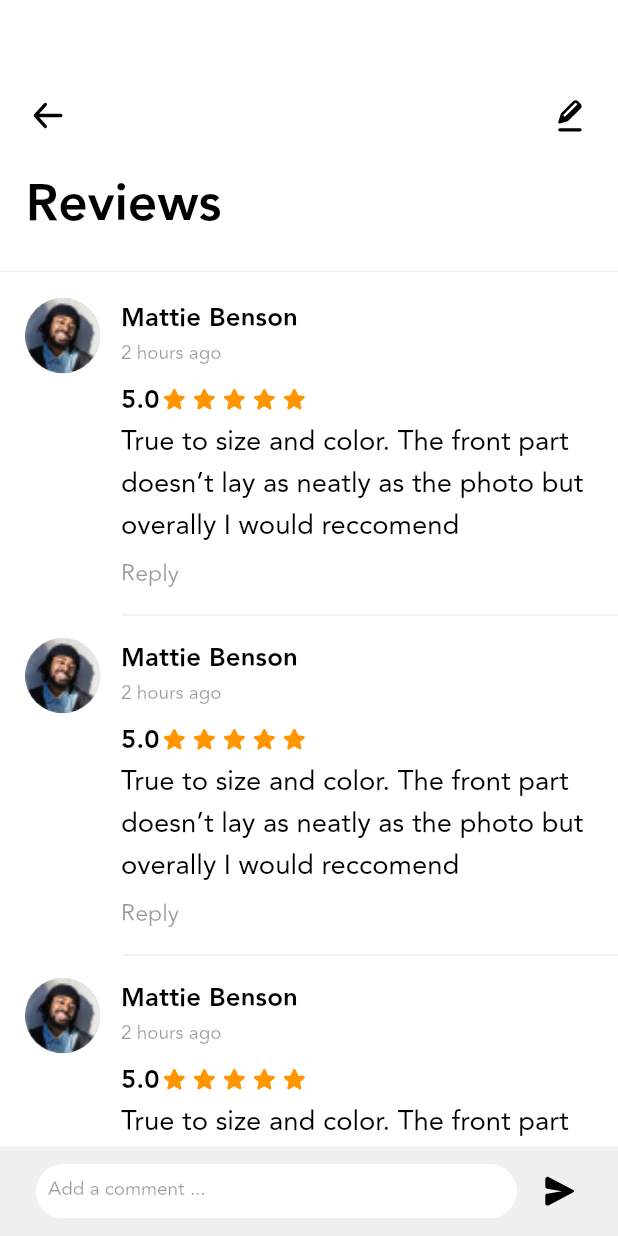
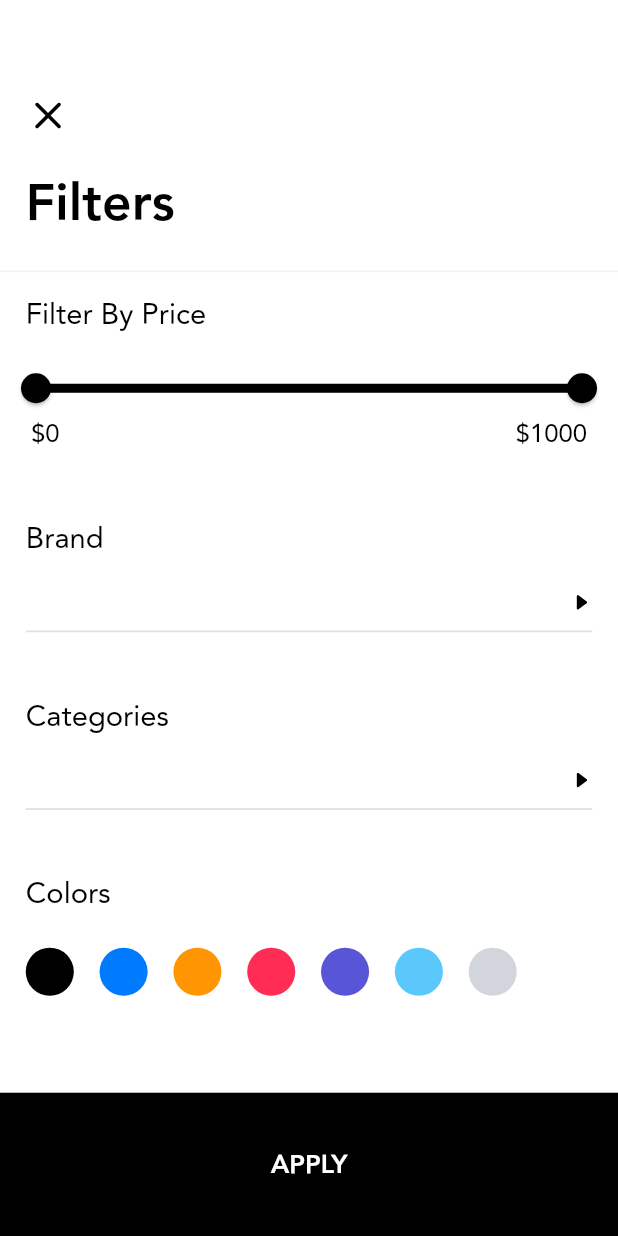
Before and after one commit to Abdullah-Arab10/Loza-Mobile, a Flutter app: the screen it shows after launch, on a phone screen of 412 x 824 dp. Run offline on Flutter 3.47's test engine with Material 2 defaults, Android fonts, the phone set to English and light mode, and no system bars; our stand-ins replace dartz, dio, email_validator, flutter_screenutil, flutter_svg, freezed_annotation and 5 more; generated files the repository leaves out were written again.

Commit message:
filters_design_branch

```diff
--- a/loza_mobile/lib/app/app.dart
+++ b/loza_mobile/lib/app/app.dart
@@ -28,7 +28,7 @@ class _MyAppState extends State<MyApp> {
         return MaterialApp(
           debugShowCheckedModeBanner: false,
           onGenerateRoute: RouteGenerator.getRoute,
-          initialRoute: Routes.reviewRoute,
+          initialRoute: Routes.filtersRoute,
           theme: getApplicationTheme(),
         );
       },
--- a/loza_mobile/lib/presentation/common/widgets/loza_button_widget.dart
+++ b/loza_mobile/lib/presentation/common/widgets/loza_button_widget.dart
@@ -25,7 +25,9 @@ class LoZaButtonWidget extends StatelessWidget {
     return ElevatedButton(
       onPressed: onPressed,
       style: ElevatedButton.styleFrom(
-
+        shape: const ContinuousRectangleBorder(
+          borderRadius: BorderRadius.zero
+        ),
         backgroundColor: color ?? ColorManager.black,
       ),
       child: Text(
--- /dev/null
+++ b/loza_mobile/lib/presentation/common/widgets/loza_field_of_options_widget.dart
@@ -0,0 +1,95 @@
+import 'package:flutter/material.dart';
+import 'package:flutter_screenutil/flutter_screenutil.dart';
+import 'package:flutter_svg/flutter_svg.dart';
+import 'package:loza_mobile/presentation/common/widgets/loza_separator_widget.dart';
+import 'package:loza_mobile/presentation/resources/assets_manager.dart';
+import 'package:loza_mobile/presentation/resources/colors_manager.dart';
+import 'package:loza_mobile/presentation/resources/constants.dart';
+import 'package:loza_mobile/presentation/resources/font_manager.dart';
+import 'package:loza_mobile/presentation/resources/styles_manager.dart';
+import 'package:loza_mobile/presentation/resources/values_manager.dart';
+
+class LoZaFieldOfOptionsWidget extends StatelessWidget {
+
+  final String text;
+  final List<String> items;
+  final GestureTapCallback onTap;
+
+  const LoZaFieldOfOptionsWidget({
+    Key? key,
+    required this.text,
+    required this.items,
+    required this.onTap,
+
+  }) : super(key: key);
+
+  @override
+  Widget build(BuildContext context) {
+    return Padding(
+      padding: EdgeInsetsDirectional.only(
+        start: AppSize.s15.w,
+        end: AppSize.s15.w,
+      ),
+      child: Column(
+        crossAxisAlignment: CrossAxisAlignment.start,
+        children: [
+          Text(
+            text,
+            style: getRegularStyle(
+                color: ColorManager.black, fontSize: FontSize.fs17.sp),
+          ),
+          SizedBox(
+            height: MediaQuery.of(context).size.height / AppSize.s40,
+          ),
+          Row(
+            mainAxisAlignment: MainAxisAlignment.spaceBetween,
+            crossAxisAlignment: CrossAxisAlignment.center,
+            children: [
+              Expanded(
+                child: Wrap(
+                  children: items
+                      .map(
+                        (e) => Padding(
+                      padding: EdgeInsetsDirectional.only(
+                        end: AppSize.s15.w,
+                        //top: AppSize.s15.w,
+                      ),
+                      child: Container(
+                          decoration:
+                          BoxDecoration(color: ColorManager.black),
+                          padding: EdgeInsetsDirectional.only(
+                            start: AppSize.s16.w,
+                            end: AppSize.s16.w,
+                          ),
+                          child: Text(
+                            e,
+                            style: getHeavyStyle(
+                                color: ColorManager.white,
+                                fontSize: FontSize.fs13.sp),
+                          )),
+                    ),
+                  )
+                      .toList(),
+                ),
+              ),
+              InkWell(
+                onTap: onTap,
+                child: SvgPicture.asset(
+                  ImageAssets.arrow,
+                  width: AppSize.s12.w,
+                  height: AppSize.s12.w,
+                ),
+              ),
+            ],
+          ),
+          SizedBox(
+            height: MediaQuery.of(context).size.height / AppSize.s70,
+          ),
+          LoZaSeparatorWidget(
+            color: ColorManager.black.withAlpha(AppConstants.withAlpha2),
+          ),
+        ],
+      ),
+    );
+  }
+}
--- a/loza_mobile/lib/presentation/common/widgets/loza_separator_widget.dart
+++ b/loza_mobile/lib/presentation/common/widgets/loza_separator_widget.dart
@@ -4,14 +4,20 @@ import 'package:loza_mobile/presentation/resources/colors_manager.dart';
 import 'package:loza_mobile/presentation/resources/values_manager.dart';
 
 class LoZaSeparatorWidget extends StatelessWidget {
-  const LoZaSeparatorWidget({Key? key}) : super(key: key);
+
+  final Color? color;
+
+  const LoZaSeparatorWidget({
+    Key? key,
+    this.color,
+  }) : super(key: key);
 
   @override
   Widget build(BuildContext context) {
     return Container(
       width: double.infinity,
       height: AppSize.s1.h,
-      color: ColorManager.veryLightGrey,
+      color: color ?? ColorManager.veryLightGrey,
     );
   }
 }
--- /dev/null
+++ b/loza_mobile/lib/presentation/filters/view/filters_view.dart
@@ -0,0 +1,249 @@
+import 'package:flutter/material.dart';
+import 'package:flutter_screenutil/flutter_screenutil.dart';
+import 'package:flutter_svg/flutter_svg.dart';
+import 'package:loza_mobile/presentation/common/widgets/loza_button_widget.dart';
+import 'package:loza_mobile/presentation/common/widgets/loza_field_of_options_widget.dart';
+import 'package:loza_mobile/presentation/common/widgets/loza_separator_widget.dart';
+import 'package:loza_mobile/presentation/filters/viewmodel/filters_viewmodel.dart';
+import 'package:loza_mobile/presentation/resources/assets_manager.dart';
+import 'package:loza_mobile/presentation/resources/colors_manager.dart';
+import 'package:loza_mobile/presentation/resources/constants.dart';
+import 'package:loza_mobile/presentation/resources/font_manager.dart';
+import 'package:loza_mobile/presentation/resources/strings_manager.dart';
+import 'package:loza_mobile/presentation/resources/styles_manager.dart';
+import 'package:loza_mobile/presentation/resources/values_manager.dart';
+
+class FiltersView extends StatefulWidget {
+  const FiltersView({Key? key}) : super(key: key);
+
+  @override
+  State<FiltersView> createState() => _FiltersViewState();
+}
+
+class _FiltersViewState extends State<FiltersView> {
+  final FiltersViewModel _viewModel = FiltersViewModel();
+
+
+
+  _bind() {
+    _viewModel.start();
+  }
+
+  @override
+  void initState() {
+    _bind();
+    super.initState();
+  }
+
+  @override
+  Widget build(BuildContext context) {
+    return Scaffold(
+      backgroundColor: ColorManager.white,
+      body: _getContentWidget(),
+    );
+  }
+
+  Widget _getContentWidget() {
+
+    return Padding(
+        padding: EdgeInsetsDirectional.only(
+          top: AppPadding.p52.h,
+        ),
+        child: Column(crossAxisAlignment: CrossAxisAlignment.start, children: [
+          Padding(
+            padding: EdgeInsetsDirectional.only(
+                start: AppPadding.p15.w,
+                end: AppPadding.p15.w,
+                bottom: AppPadding.p15.h),
+            child: SvgPicture.asset(
+              ImageAssets.close,
+              width: AppSize.s26.w,
+              height: AppSize.s26.w,
+            ),
+          ),
+          Padding(
+            padding: EdgeInsetsDirectional.only(
+              start: AppPadding.p15.w,
+            ),
+            child: Text(
+              AppStrings.filters,
+              style: Theme.of(context).textTheme.displaySmall,
+            ),
+          ),
+          SizedBox(
+            height: MediaQuery.of(context).size.height / AppSize.s50,
+          ),
+          const LoZaSeparatorWidget(),
+          SizedBox(
+            height: MediaQuery.of(context).size.height / AppSize.s60,
+          ),
+          Padding(
+            padding: EdgeInsetsDirectional.only(
+              start: AppPadding.p15.w,
+            ),
+            child: Text(
+              AppStrings.filterByPrice,
+              style: getRegularStyle(
+                  color: ColorManager.black, fontSize: FontSize.fs17.sp),
+            ),
+          ),
+          SizedBox(
+            height: MediaQuery.of(context).size.height / AppSize.s50,
+          ),
+          StreamBuilder(
+            stream: _viewModel.outPutRangeValue,
+            builder: (context, snapshot) {
+              var rangeValue = snapshot.data;
+              if (rangeValue != null) {
+                return Column(
+                children: [
+                  SizedBox(
+                    height: AppSize.s30.w,
+                    child: RangeSlider(
+                        values: rangeValue,
+                        min: FiltersViewModel.min,
+                        max: FiltersViewModel.max,
+                        onChanged: (rangeVal) {
+                          _viewModel.onRangeChange(rangeVal);
+                        }),
+                  ),
+                  Padding(
+                    padding: EdgeInsetsDirectional.only(
+                      start: AppPadding.p18.w,
+                      end: AppPadding.p18.w,
+                    ),
+                    child: Row(
+                      mainAxisAlignment: MainAxisAlignment.spaceBetween,
+                      children: [
+                        Text(
+                          '\$${rangeValue.start.round()}',
+                          style: getRegularStyle(
+                  color: ColorManager.black, fontSize: FontSize.fs15.sp),
+                        ),
+                        Text(
+                          '\$${rangeValue.end.round()}',
+                          style: getRegularStyle(
+                  color: ColorManager.black, fontSize: FontSize.fs15.sp),
+                        ),
+                      ],
+                    ),
+                  ),
+                ],
+              );
+              } else {
+                return Container();
+              }
+            },
+          ),
+          SizedBox(
+            height: MediaQuery.of(context).size.height / AppSize.s20,
+          ),
+          StreamBuilder(
+            stream: _viewModel.outPutSelectedBrands,
+            builder: (context, snapshot) {
+              var selectedBrands = snapshot.data;
+              if (selectedBrands != null) {
+                return LoZaFieldOfOptionsWidget(
+                    text: AppStrings.brand,
+                    items: selectedBrands,
+                    onTap: (){
+                      _viewModel.showSelectedBrand(context, _viewModel.brands);
+                    }
+                );
+              } else {
+                return Container();
+              }
+            },
+          ),
+          SizedBox(
+            height: MediaQuery.of(context).size.height / AppSize.s20,
+          ),
+          StreamBuilder(
+            stream: _viewModel.outPutSelectedCategories,
+            builder: (context, snapshot) {
+              var selectedCategories = snapshot.data;
+              if (selectedCategories != null) {
+                return LoZaFieldOfOptionsWidget(
+                    text: AppStrings.categories,
+                    items: selectedCategories,
+                    onTap: (){
+                      _viewModel.showSelectedCategories(context, _viewModel.categories);
+                    }
+                );
+              } else {
+                return Container();
+              }
+            },
+          ),
+          SizedBox(
+            height: MediaQuery.of(context).size.height / AppSize.s20,
+          ),
+          Padding(
+            padding: EdgeInsetsDirectional.only(
+              start: AppSize.s15.w,
+            ),
+            child: Text(
+              AppStrings.colors,
+              style: getRegularStyle(
+                  color: ColorManager.black, fontSize: FontSize.fs17.sp),
+            ),
+          ),
+          SizedBox(
+            height: MediaQuery.of(context).size.height / AppSize.s40,
+          ),
+          StreamBuilder(
+            stream: _viewModel.outPutSelectedColor,
+            builder: (context, snapshot) {
+              return Row(
+                children: List.generate(AppConstants.circleAvatarCount, (index) {
+                  return Padding(
+                    padding: EdgeInsetsDirectional.only(
+                      start: AppSize.s15.w,
+                  ),
+                    child: Stack(
+                      alignment: Alignment.center,
+                      children : [
+                        InkWell(
+                          onTap: (){
+                            _viewModel.changeColor(index);
+                          },
+                          child: CircleAvatar(
+                            radius: AppSize.s14.w,
+                            backgroundColor: _viewModel.colors[index],
+                          ),
+                        ),
+                        _viewModel.isSelected == index ? SvgPicture.asset(
+                          ImageAssets.hollowCircle,
+                          width: AppSize.s35.w,
+                          height:  AppSize.s35.w,
+                        ) : const SizedBox(),
+                      ],
+                    ),
+                  );
+                }),
+              );
+            }
+          ),
+          Expanded(
+            child: Align(
+              alignment: Alignment.bottomCenter,
+              child: SizedBox(
+                width: double.infinity,
+                height: AppSize.s80.h,
+                child: LoZaButtonWidget(
+                  text: AppStrings.apply,
+                  toUpperCase: true,
+                  onPressed: (){},
+                ),
+              ),
+            ),
+          ),
+        ]));
+  }
+
+  @override
+  void dispose() {
+    _viewModel.dispose();
+    super.dispose();
+  }
+}
--- /dev/null
+++ b/loza_mobile/lib/presentation/filters/viewmodel/filters_viewmodel.dart
@@ -0,0 +1,168 @@
+import 'dart:async';
+import 'package:flutter/material.dart';
+import 'package:loza_mobile/presentation/base/base_view_model.dart';
+import 'package:loza_mobile/presentation/filters/view/multi_select_view.dart';
+import 'package:loza_mobile/presentation/resources/colors_manager.dart';
+import 'package:loza_mobile/presentation/resources/strings_manager.dart';
+
+class FiltersViewModel extends BaseViewModel with FiltersViewModelInputs, FiltersViewModelOutputs{
+
+  final StreamController _rangeValuesStreamController = StreamController<RangeValues>();
+  final StreamController _selectedBrandsStreamController =  StreamController<List<String>>();
+  final StreamController _selectedCategoriesStreamController =  StreamController<List<String>>();
+  final StreamController _selectedColorStreamController =  StreamController<int>();
+
+  static const double min = 0;
+  static const double max = 1000;
+
+  RangeValues rangeValues = const RangeValues(min, max);
+
+  final List<String> brands = ['Hooker', 'Aspen'];
+
+  int isSelected = -1;
+
+  final List<String> categories = [
+    AppStrings.decoration,
+    AppStrings.ceiling,
+    AppStrings.floor,
+    AppStrings.furniture,
+    AppStrings.lamps,
+    AppStrings.wooden,
+  ];
+
+  List<String> selectedBrands = [];
+
+  List<String> selectedCategories = [];
+
+  List<Color> colors = [
+    ColorManager.black,
+    ColorManager.blue,
+    ColorManager.orange,
+    ColorManager.red,
+    ColorManager.moderateBlue,
+    ColorManager.softBlue,
+    ColorManager.lightGrey
+  ];
+
+  @override
+  void dispose() {
+    _rangeValuesStreamController.close();
+    _selectedBrandsStreamController.close();
+    _selectedCategoriesStreamController.close();
+    _selectedColorStreamController.close();
+  }
+
+  @override
+  void start() {
+    inputRangeValues.add(rangeValues);
+    inputSelectedBrands.add(selectedBrands);
+    inputSelectedCategories.add(selectedCategories);
+    inputSelectedColor.add(isSelected);
+  }
+
+  @override
+  void onRangeChange(RangeValues rangeVal) {
+    rangeValues = rangeVal;
+    inputRangeValues.add(rangeValues);
+  }
+
+  @override
+  void showSelectedBrand(BuildContext context, List<String> items) async {
+
+    final List<String>? results = await showDialog(
+      context: context,
+      builder: (context) {
+        return MultiSelect(items: items);
+      },
+    );
+
+    _brandsCheck(results);
+  }
+
+  @override
+  void showSelectedCategories(BuildContext context, List<String> items) async {
+
+    final List<String>? results = await showDialog(
+      context: context,
+      builder: (context) {
+        return MultiSelect(items: items);
+      },
+    );
+
+    _categoriesCheck(results);
+  }
+
+  @override
+  void changeColor(int index){
+    isSelected = index;
+    inputSelectedColor.add(isSelected);
+  }
+
+  @override
+  Sink get inputRangeValues => _rangeValuesStreamController.sink;
+
+  @override
+  Sink get inputSelectedBrands => _selectedBrandsStreamController.sink;
+
+  @override
+  Sink get inputSelectedCategories => _selectedCategoriesStreamController.sink;
+
+  @override
+  Sink get inputSelectedColor => _selectedColorStreamController.sink;
+
+  @override
+  Stream<RangeValues> get outPutRangeValue => _rangeValuesStreamController.stream.map((rangeValues) => rangeValues);
+
+  @override
+  Stream<List<String>> get outPutSelectedBrands => _selectedBrandsStreamController.stream.map((selectedBrands) => selectedBrands);
+
+  @override
+  Stream<List<String>> get outPutSelectedCategories => _selectedCategoriesStreamController.stream.map((selectedCategories) => selectedCategories);
+
+  @override
+  Stream<int> get outPutSelectedColor => _selectedColorStreamController.stream.map((selectedColor) => selectedColor);
+
+  void _brandsCheck(List<String>? results){
+    if (results != null) {
+      selectedBrands = results;
+      inputSelectedBrands.add(selectedBrands);
+    }
+  }
+
+  void _categoriesCheck(List<String>? results){
+    if (results != null) {
+      selectedCategories = results;
+      inputSelectedCategories.add(selectedCategories);
+    }
+  }
+}
+
+abstract class FiltersViewModelInputs{
+
+  void onRangeChange(RangeValues rangeVal);
+
+  void showSelectedBrand(BuildContext context, List<String> items);
+
+  void showSelectedCategories(BuildContext context, List<String> items);
+
+  void changeColor(int index);
+
+  Sink get inputRangeValues;
+
+  Sink get inputSelectedBrands;
+
+  Sink get inputSelectedCategories;
+
+  Sink get inputSelectedColor;
+}
+
+abstract class FiltersViewModelOutputs{
+
+  Stream<RangeValues> get outPutRangeValue;
+
+  Stream<List<String>> get outPutSelectedBrands;
+
+  Stream<List<String>> get outPutSelectedCategories;
+
+  Stream<int> get outPutSelectedColor;
+}
--- a/loza_mobile/lib/presentation/resources/assets_manager.dart
+++ b/loza_mobile/lib/presentation/resources/assets_manager.dart
@@ -9,7 +9,7 @@ class ImageAssets{
   static const String onBoardingPhoto3 = '$imagePath/onboarding_photo3.png';
   static const String onBoardingPhoto4 = '$imagePath/onboarding_photo4.png';
   static const String lozaLogo = '$imagePath/loza_logo.png';
-  static const String close = '$imagePath/Close.png';
+  static const String close = '$imagePath/Close.svg';
   static const String favouriteIcon = '$imagePath/favouriteIcon.svg';
   static const String maskCopy = '$imagePath/maskCopy.png';
   static const String menu = '$imagePath/menu.svg';
@@ -33,6 +33,7 @@ class ImageAssets{
   static const String starOfRating = '$imagePath/starOfRating.svg';
   static const String plane = '$imagePath/plane.svg';
   static const String pencil = '$imagePath/pencil.svg';
+  static const hollowCircle = '$imagePath/hollow_circle.svg';
 }
 
 class JsonAssets {
--- a/loza_mobile/lib/presentation/resources/constants.dart
+++ b/loza_mobile/lib/presentation/resources/constants.dart
@@ -5,7 +5,9 @@ static const int firstBlackCircle = 1;
 static const int secondBlackCircle = 2;
 static const int thirdBlackCircle = 3;
 static const int withAlpha = 100;
+static const int withAlpha2 = 30;
 static const int lengthOfTabs = 3;
 static const int itemCount = 6;
+static const int circleAvatarCount = 7;
 static const int maxLines = 1;
 }
--- a/loza_mobile/lib/presentation/resources/routes_manager.dart
+++ b/loza_mobile/lib/presentation/resources/routes_manager.dart
@@ -3,6 +3,7 @@ import 'package:flutter/material.dart';
 import 'package:loza_mobile/app/di.dart';
 import 'package:loza_mobile/presentation/categories/view/categories_view.dart';
 import 'package:loza_mobile/presentation/collection/view/collection_view.dart';
+import 'package:loza_mobile/presentation/filters/view/filters_view.dart';
 import 'package:loza_mobile/presentation/forgot_password/view/forgot_password_view.dart';
 import 'package:loza_mobile/presentation/home_layout/view/home_layout_view.dart';
 import 'package:loza_mobile/presentation/login/view/login_view.dart';
@@ -22,6 +23,7 @@ class Routes {
   static const String categoriesRoute = "/categories";
   static const String collectionRoute = "/collection";
   static const String reviewRoute = "/review";
+  static const String filtersRoute = "filters";
 }
 
 class RouteGenerator {
@@ -47,6 +49,8 @@ class RouteGenerator {
         return MaterialPageRoute(builder: (_) => const CollectionView());
       case Routes.reviewRoute:
         return MaterialPageRoute(builder: (_) => const ReviewView());
+      case Routes.filtersRoute:
+        return MaterialPageRoute(builder: (_) => const FiltersView());
       default:
         return unDefinedRoute();
     }
--- a/loza_mobile/lib/presentation/resources/strings_manager.dart
+++ b/loza_mobile/lib/presentation/resources/strings_manager.dart
@@ -60,6 +60,13 @@ class AppStrings{
   static const reviews = 'Reviews';
   static const reply = 'Reply';
   static const addAComment = 'Add a comment ...';
+  static const filterByPrice = 'Filter By Price';
+  static const brand = 'Brand';
+  static const cancel = 'Cancel';
+  static const submit = 'Submit';
+  static const selectBrand = 'Select Brand';
+  static const colors = 'Colors';
+  static const apply = 'Apply';
 
   // error handler
   static const String badRequestError = "bad_request_error";
--- a/loza_mobile/lib/presentation/resources/values_manager.dart
+++ b/loza_mobile/lib/presentation/resources/values_manager.dart
@@ -93,6 +93,7 @@ class AppSize{
   static const double s60 = 60.0;
   static const double s65 = 65.0;
   static const double s70 = 70.0;
+  static const double s80 = 80.0;
   static const double s90 = 90.0;
   static const double s100 = 100.0;
   static const double s105 = 105.0;
--- a/loza_mobile/pubspec.yaml
+++ b/loza_mobile/pubspec.yaml
@@ -82,7 +82,7 @@ flutter:
     - assets/images/onboarding_photo3.png
     - assets/images/onboarding_photo4.png
     - assets/images/loza_logo.png
-    - assets/images/Close.png
+    - assets/images/Close.svg
     - assets/json/loading.json
     - assets/json/error.json
     - assets/json/error1.json
@@ -111,6 +111,7 @@ flutter:
     - assets/images/starOfRating.svg
     - assets/images/plane.svg
     - assets/images/pencil.svg
+    - assets/images/hollow_circle.svg
   # An image asset can refer to one or more resolution-specific "variants", see
   # https://flutter.dev/assets-and-images/#resolution-aware
 
```
Also changed, not shown: loza_mobile/lib/domain/models/models.dart (+12 -0 lines), loza_mobile/lib/presentation/filters/view/multi_select_view.dart (added, +91 -0 lines), loza_mobile/lib/presentation/filters/viewmodel/multi_select_viewmodel.dart (added, +60 -0 lines), loza_mobile/assets/images/Close.png (deleted), loza_mobile/assets/images/Close.svg (added), loza_mobile/assets/images/hollow_circle.svg (added).
